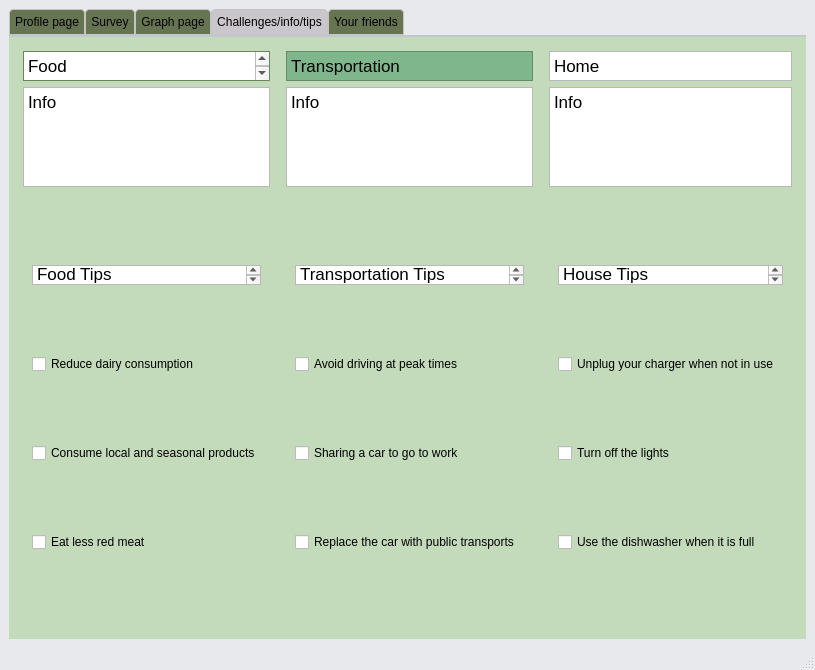
Above: GUI/UICarbonTracker/mainwindow.ui from cgneo/CarbonTracker before the change. Below: the same form after it.
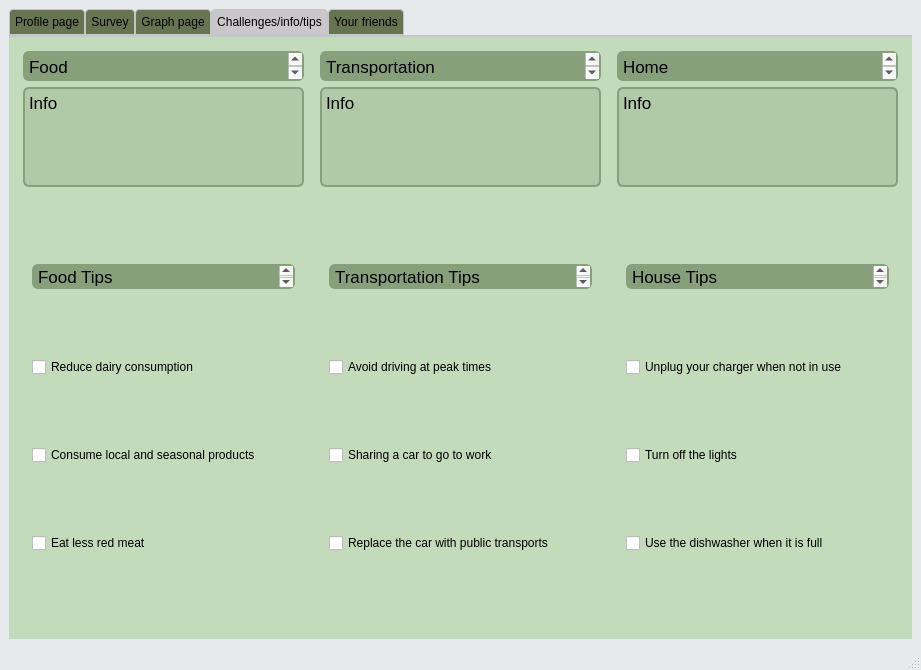
That is the form after the change. Icons and pictures are not drawn.

Commit message: challenge tab

Diff of the .ui file:
```diff
--- a/GUI/UICarbonTracker/mainwindow.ui
+++ b/GUI/UICarbonTracker/mainwindow.ui
@@ -6,7 +6,7 @@
    <rect>
     <x>0</x>
     <y>0</y>
-    <width>800</width>
+    <width>921</width>
     <height>670</height>
    </rect>
   </property>
@@ -1330,9 +1330,9 @@
                <colorrole role="Button">
                 <brush brushstyle="SolidPattern">
                  <color alpha="255">
-                  <red>139</red>
-                  <green>172</green>
-                  <blue>121</blue>
+                  <red>136</red>
+                  <green>159</green>
+                  <blue>124</blue>
                  </color>
                 </brush>
                </colorrole>
@@ -1402,18 +1402,18 @@
                <colorrole role="Base">
                 <brush brushstyle="SolidPattern">
                  <color alpha="255">
-                  <red>255</red>
-                  <green>255</green>
-                  <blue>255</blue>
+                  <red>136</red>
+                  <green>159</green>
+                  <blue>124</blue>
                  </color>
                 </brush>
                </colorrole>
                <colorrole role="Window">
                 <brush brushstyle="SolidPattern">
                  <color alpha="255">
-                  <red>139</red>
-                  <green>172</green>
-                  <blue>121</blue>
+                  <red>136</red>
+                  <green>159</green>
+                  <blue>124</blue>
                  </color>
                 </brush>
                </colorrole>
@@ -1476,9 +1476,9 @@
                <colorrole role="Button">
                 <brush brushstyle="SolidPattern">
                  <color alpha="255">
-                  <red>139</red>
-                  <green>172</green>
-                  <blue>121</blue>
+                  <red>136</red>
+                  <green>159</green>
+                  <blue>124</blue>
                  </color>
                 </brush>
                </colorrole>
@@ -1548,18 +1548,18 @@
                <colorrole role="Base">
                 <brush brushstyle="SolidPattern">
                  <color alpha="255">
-                  <red>255</red>
-                  <green>255</green>
-                  <blue>255</blue>
+                  <red>136</red>
+                  <green>159</green>
+                  <blue>124</blue>
                  </color>
                 </brush>
                </colorrole>
                <colorrole role="Window">
                 <brush brushstyle="SolidPattern">
                  <color alpha="255">
-                  <red>139</red>
-                  <green>172</green>
-                  <blue>121</blue>
+                  <red>136</red>
+                  <green>159</green>
+                  <blue>124</blue>
                  </color>
                 </brush>
                </colorrole>
@@ -1622,9 +1622,9 @@
                <colorrole role="Button">
                 <brush brushstyle="SolidPattern">
                  <color alpha="255">
-                  <red>139</red>
-                  <green>172</green>
-                  <blue>121</blue>
+                  <red>136</red>
+                  <green>159</green>
+                  <blue>124</blue>
                  </color>
                 </brush>
                </colorrole>
@@ -1694,18 +1694,18 @@
                <colorrole role="Base">
                 <brush brushstyle="SolidPattern">
                  <color alpha="255">
-                  <red>139</red>
-                  <green>172</green>
-                  <blue>121</blue>
+                  <red>136</red>
+                  <green>159</green>
+                  <blue>124</blue>
                  </color>
                 </brush>
                </colorrole>
                <colorrole role="Window">
                 <brush brushstyle="SolidPattern">
                  <color alpha="255">
-                  <red>139</red>
-                  <green>172</green>
-                  <blue>121</blue>
+                  <red>136</red>
+                  <green>159</green>
+                  <blue>124</blue>
                  </color>
                 </brush>
                </colorrole>
@@ -1758,7 +1758,14 @@
              </palette>
             </property>
             <property name="styleSheet">
-             <string notr="true">QtextEdit_2{rgb(139, 195, 136)qlineargradient(spread:pad, x1:0, y1:1, x2:0, y2:0, stop:0 rgba(0, 0, 0, 255), stop:0.05 rgba(14, 8, 73, 255), stop:0.36 rgba(28, 17, 145, 255), stop:0.6 rgba(126, 14, 81, 255), stop:0.75 rgba(234, 11, 11, 255), stop:0.79 rgba(244, 70, 5, 255), stop:0.86 rgba(255, 136, 0, 255), stop:0.935 rgba(239, 236, 55, 255))QtextEdit_2{rgb(147, 173, 109)}}</string>
+             <string notr="true">QTextEdit{
+
+	border: 2px solid rgb(37, 39, 48);
+	border-radius: 6px;
+	border-color: rgb(136, 159, 124);
+	background-color: rgb(136, 159, 124);
+
+}</string>
             </property>
             <property name="html">
              <string>&lt;!DOCTYPE HTML PUBLIC &quot;-//W3C//DTD HTML 4.0//EN&quot; &quot;http://www.w3.org/TR/REC-html40/strict.dtd&quot;&gt;
@@ -1778,6 +1785,16 @@
               <height>100</height>
              </size>
             </property>
+            <property name="styleSheet">
+             <string notr="true">QTextEdit{
+
+	border: 2px solid rgb(37, 39, 48);
+	border-radius: 6px;
+	border-color: rgb(136, 159, 124);
+	background-color: rgb(136, 159, 124,77);
+
+}</string>
+            </property>
             <property name="html">
              <string>&lt;!DOCTYPE HTML PUBLIC &quot;-//W3C//DTD HTML 4.0//EN&quot; &quot;http://www.w3.org/TR/REC-html40/strict.dtd&quot;&gt;
 &lt;html&gt;&lt;head&gt;&lt;meta name=&quot;qrichtext&quot; content=&quot;1&quot; /&gt;&lt;style type=&quot;text/css&quot;&gt;
@@ -1795,9 +1812,19 @@
                <property name="maximumSize">
                 <size>
                  <width>16777215</width>
-                 <height>20</height>
+                 <height>25</height>
                 </size>
                </property>
+               <property name="styleSheet">
+                <string notr="true">QTextEdit{
+
+	border: 2px solid rgb(37, 39, 48);
+	border-radius: 6px;
+	border-color: rgb(136, 159, 124);
+	background-color: rgb(136, 159, 124);
+
+}</string>
+               </property>
                <property name="html">
                 <string>&lt;!DOCTYPE HTML PUBLIC &quot;-//W3C//DTD HTML 4.0//EN&quot; &quot;http://www.w3.org/TR/REC-html40/strict.dtd&quot;&gt;
 &lt;html&gt;&lt;head&gt;&lt;meta name=&quot;qrichtext&quot; content=&quot;1&quot; /&gt;&lt;style type=&quot;text/css&quot;&gt;
@@ -1870,9 +1897,9 @@
                <colorrole role="Button">
                 <brush brushstyle="SolidPattern">
                  <color alpha="255">
-                  <red>128</red>
-                  <green>182</green>
-                  <blue>139</blue>
+                  <red>136</red>
+                  <green>159</green>
+                  <blue>124</blue>
                  </color>
                 </brush>
                </colorrole>
@@ -1942,18 +1969,18 @@
                <colorrole role="Base">
                 <brush brushstyle="SolidPattern">
                  <color alpha="255">
-                  <red>128</red>
-                  <green>182</green>
-                  <blue>139</blue>
+                  <red>136</red>
+                  <green>159</green>
+                  <blue>124</blue>
                  </color>
                 </brush>
                </colorrole>
                <colorrole role="Window">
                 <brush brushstyle="SolidPattern">
                  <color alpha="255">
-                  <red>128</red>
-                  <green>182</green>
-                  <blue>139</blue>
+                  <red>136</red>
+                  <green>159</green>
+                  <blue>124</blue>
                  </color>
                 </brush>
                </colorrole>
@@ -2016,9 +2043,9 @@
                <colorrole role="Button">
                 <brush brushstyle="SolidPattern">
                  <color alpha="255">
-                  <red>128</red>
-                  <green>182</green>
-                  <blue>139</blue>
+                  <red>136</red>
+                  <green>159</green>
+                  <blue>124</blue>
                  </color>
                 </brush>
                </colorrole>
@@ -2088,18 +2115,18 @@
                <colorrole role="Base">
                 <brush brushstyle="SolidPattern">
                  <color alpha="255">
-                  <red>128</red>
-                  <green>182</green>
-                  <blue>139</blue>
+                  <red>136</red>
+                  <green>159</green>
+                  <blue>124</blue>
                  </color>
                 </brush>
                </colorrole>
                <colorrole role="Window">
                 <brush brushstyle="SolidPattern">
                  <color alpha="255">
-                  <red>128</red>
-                  <green>182</green>
-                  <blue>139</blue>
+                  <red>136</red>
+                  <green>159</green>
+                  <blue>124</blue>
                  </color>
                 </brush>
                </colorrole>
@@ -2162,9 +2189,9 @@
                <colorrole role="Button">
                 <brush brushstyle="SolidPattern">
                  <color alpha="255">
-                  <red>128</red>
-                  <green>182</green>
-                  <blue>139</blue>
+                  <red>136</red>
+                  <green>159</green>
+                  <blue>124</blue>
                  </color>
                 </brush>
                </colorrole>
@@ -2234,18 +2261,18 @@
                <colorrole role="Base">
                 <brush brushstyle="SolidPattern">
                  <color alpha="255">
-                  <red>128</red>
-                  <green>182</green>
-                  <blue>139</blue>
+                  <red>136</red>
+                  <green>159</green>
+                  <blue>124</blue>
                  </color>
                 </brush>
                </colorrole>
                <colorrole role="Window">
                 <brush brushstyle="SolidPattern">
                  <color alpha="255">
-                  <red>128</red>
-                  <green>182</green>
-                  <blue>139</blue>
+                  <red>136</red>
+                  <green>159</green>
+                  <blue>124</blue>
                  </color>
                 </brush>
                </colorrole>
@@ -2299,7 +2326,12 @@
             </property>
             <property name="styleSheet">
              <string notr="true">QTextEdit{
-	background-color: rgb(128, 182, 139);
+
+	border: 2px solid rgb(37, 39, 48);
+	border-radius: 6px;
+	border-color: rgb(136, 159, 124);
+	background-color: rgb(136, 159, 124);
+
 }</string>
             </property>
             <property name="html">
@@ -2320,7 +2352,14 @@
              </size>
             </property>
             <property name="styleSheet">
-             <string notr="true">QTextEdit{rgb(136, 192, 135)}</string>
+             <string notr="true">QTextEdit{
+
+	border: 2px solid rgb(37, 39, 48);
+	border-radius: 6px;
+	border-color: rgb(136, 159, 124);
+	background-color: rgb(136, 159, 124,77);
+
+}</string>
             </property>
             <property name="html">
              <string>&lt;!DOCTYPE HTML PUBLIC &quot;-//W3C//DTD HTML 4.0//EN&quot; &quot;http://www.w3.org/TR/REC-html40/strict.dtd&quot;&gt;
@@ -2339,9 +2378,19 @@
                <property name="maximumSize">
                 <size>
                  <width>16777215</width>
-                 <height>20</height>
+                 <height>25</height>
                 </size>
                </property>
+               <property name="styleSheet">
+                <string notr="true">QTextEdit{
+
+	border: 2px solid rgb(37, 39, 48);
+	border-radius: 6px;
+	border-color: rgb(136, 159, 124);
+	background-color: rgb(136, 159, 124);
+
+}</string>
+               </property>
                <property name="html">
                 <string>&lt;!DOCTYPE HTML PUBLIC &quot;-//W3C//DTD HTML 4.0//EN&quot; &quot;http://www.w3.org/TR/REC-html40/strict.dtd&quot;&gt;
 &lt;html&gt;&lt;head&gt;&lt;meta name=&quot;qrichtext&quot; content=&quot;1&quot; /&gt;&lt;style type=&quot;text/css&quot;&gt;
@@ -2399,6 +2448,16 @@
               <height>30</height>
              </size>
             </property>
+            <property name="styleSheet">
+             <string notr="true">QTextEdit{
+
+	border: 2px solid rgb(37, 39, 48);
+	border-radius: 6px;
+	border-color: rgb(136, 159, 124);
+	background-color: rgb(136, 159, 124);
+
+}</string>
+            </property>
             <property name="html">
              <string>&lt;!DOCTYPE HTML PUBLIC &quot;-//W3C//DTD HTML 4.0//EN&quot; &quot;http://www.w3.org/TR/REC-html40/strict.dtd&quot;&gt;
 &lt;html&gt;&lt;head&gt;&lt;meta name=&quot;qrichtext&quot; content=&quot;1&quot; /&gt;&lt;style type=&quot;text/css&quot;&gt;
@@ -2416,6 +2475,16 @@
               <height>100</height>
              </size>
             </property>
+            <property name="styleSheet">
+             <string notr="true">QTextEdit{
+
+	border: 2px solid rgb(37, 39, 48);
+	border-radius: 6px;
+	border-color: rgb(136, 159, 124);
+	background-color: rgb(136, 159, 124,77);
+
+}</string>
+            </property>
             <property name="html">
              <string>&lt;!DOCTYPE HTML PUBLIC &quot;-//W3C//DTD HTML 4.0//EN&quot; &quot;http://www.w3.org/TR/REC-html40/strict.dtd&quot;&gt;
 &lt;html&gt;&lt;head&gt;&lt;meta name=&quot;qrichtext&quot; content=&quot;1&quot; /&gt;&lt;style type=&quot;text/css&quot;&gt;
@@ -2433,9 +2502,19 @@
                <property name="maximumSize">
                 <size>
                  <width>16777215</width>
-                 <height>20</height>
+                 <height>25</height>
                 </size>
                </property>
+               <property name="styleSheet">
+                <string notr="true">QTextEdit{
+
+	border: 2px solid rgb(37, 39, 48);
+	border-radius: 6px;
+	border-color: rgb(136, 159, 124);
+	background-color: rgb(136, 159, 124);
+
+}</string>
+               </property>
                <property name="html">
                 <string>&lt;!DOCTYPE HTML PUBLIC &quot;-//W3C//DTD HTML 4.0//EN&quot; &quot;http://www.w3.org/TR/REC-html40/strict.dtd&quot;&gt;
 &lt;html&gt;&lt;head&gt;&lt;meta name=&quot;qrichtext&quot; content=&quot;1&quot; /&gt;&lt;style type=&quot;text/css&quot;&gt;
```
Left out of the diff: 2 changed lines with no effect on the pictures. The commit also changes 1 other file.
